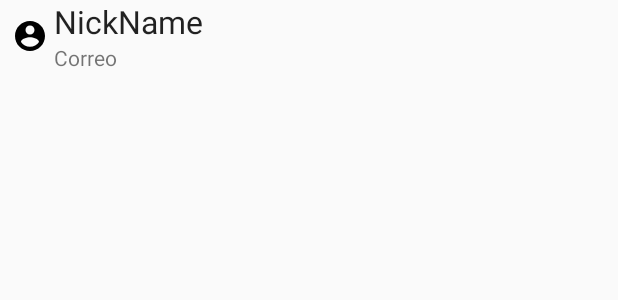
After one commit to thejudge1308/CanchApp, an Android app: the layout list_view_contact.xml on its own in the app's theme, with its tools: preview values and no code run, on a phone screen of 412 x 824 dp. The commit adds this screen. Shown: the top 300 px of the screen. Run offline under Robolectric (Android 15) with nearby library versions, the phone set to English and light mode, and no system bars.

Commit message:
Fixes
Agregado: Adaptador para contacto. Boton funcional del fragment layout.
Arreglado: Layout proncipal  de Home (Estructura), Pequeños errores de firebase

```diff
--- a/UsuarioCanchas/app/src/main/java/com/example/patin/usuariocanchas/Fragment/HomeFragment.java
+++ b/UsuarioCanchas/app/src/main/java/com/example/patin/usuariocanchas/Fragment/HomeFragment.java
@@ -23,6 +23,7 @@ public class HomeFragment extends Fragment {
     @Override
     public View onCreateView(LayoutInflater inflater, ViewGroup container,
                              Bundle savedInstanceState) {
+
         View rootView = inflater.inflate(R.layout.fragment_home, container,false);
 
 
--- a/UsuarioCanchas/app/src/main/java/com/example/patin/usuariocanchas/Segurity/Validation.java
+++ b/UsuarioCanchas/app/src/main/java/com/example/patin/usuariocanchas/Segurity/Validation.java
@@ -5,6 +5,11 @@ import java.util.regex.Pattern;
 
 public class Validation {
 
+    /**
+     *
+     * @param compare Email to compare using Regular expresion
+     * @return if email is acepted
+     */
     public static boolean isCorrectEmail(String compare){
         String regularExpresion = "(?:[a-z0-9!#$%&'*+/=?^_`{|}~-]+(?:\\.[a-z0-9!#$%&'*+/=?^_`{|}~-]+)*|\"(?:[\\x01-\\x08\\x0b\\x0c\\x0e-\\x1f\\x21\\x23-\\x5b\\x5d-\\x7f]|\\\\[\\x01-\\x09\\x0b\\x0c\\x0e-\\x7f])*\")@(?:(?:[a-z0-9](?:[a-z0-9-]*[a-z0-9])?\\.)+[a-z0-9](?:[a-z0-9-]*[a-z0-9])?|\\[(?:(?:25[0-5]|2[0-4][0-9]|[01]?[0-9][0-9]?)\\.){3}(?:25[0-5]|2[0-4][0-9]|[01]?[0-9][0-9]?|[a-z0-9-]*[a-z0-9]:(?:[\\x01-\\x08\\x0b\\x0c\\x0e-\\x1f\\x21-\\x5a\\x53-\\x7f]|\\\\[\\x01-\\x09\\x0b\\x0c\\x0e-\\x7f])+)\\])";
         Pattern emailPattern = Pattern.compile(regularExpresion);
--- /dev/null
+++ b/UsuarioCanchas/app/src/main/res/layout/list_view_contact.xml
@@ -0,0 +1,49 @@
+<?xml version="1.0" encoding="utf-8"?>
+<!--   Estructura del listview de contactFragment
+       Contiene: Contactos
+                 Equipo
+
+       Cambiar: Icono
+-->
+<RelativeLayout xmlns:android="http://schemas.android.com/apk/res/android"
+    xmlns:app="http://schemas.android.com/apk/res-auto"
+    android:layout_width="match_parent"
+    android:layout_height="match_parent">
+    <TextView
+        android:layout_width="wrap_content"
+        android:layout_height="wrap_content"
+        android:text="Correo"
+        android:id="@+id/email_list_view_contact_item"
+        android:layout_below="@+id/name_list_view_contact_item"
+        android:layout_toRightOf="@+id/img_list_view_contact_item"
+        android:layout_toEndOf="@+id/img_list_view_contact_item" />
+
+    <TextView
+        android:layout_width="wrap_content"
+        android:layout_height="wrap_content"
+        android:textAppearance="?android:attr/textAppearanceLarge"
+        android:text="NickName"
+        android:id="@+id/name_list_view_contact_item"
+        android:textSize="21sp"
+        android:layout_alignParentTop="true"
+        android:layout_toRightOf="@+id/img_list_view_contact_item"
+        android:layout_toEndOf="@+id/img_list_view_contact_item" />
+
+    <ImageView
+        android:layout_width="wrap_content"
+        android:layout_height="wrap_content"
+        android:layout_marginLeft="8dp"
+        android:layout_marginRight="4dp"
+        android:layout_marginBottom="2dp"
+        android:layout_marginTop="2dp"
+        android:id="@+id/img_list_view_contact_item"
+        android:cropToPadding="false"
+        app:srcCompat="@drawable/ic_account_circle"
+        android:layout_alignParentTop="true"
+        android:layout_alignParentStart="true"
+        android:layout_alignBottom="@+id/email_list_view_contact_item"
+        android:maxHeight="35dp"
+        android:maxWidth="74dp"
+        android:adjustViewBounds="true" />
+
+</RelativeLayout>
```
Also changed, not shown: UsuarioCanchas/app/src/main/java/com/example/patin/usuariocanchas/Activities/HomeActivity.java (+10 -0 lines), UsuarioCanchas/app/src/main/java/com/example/patin/usuariocanchas/Activities/LoginActivity.java (+28 -26 lines), UsuarioCanchas/app/src/main/java/com/example/patin/usuariocanchas/Adapter/AdapterContact.java (added, +63 -0 lines), UsuarioCanchas/app/src/main/java/com/example/patin/usuariocanchas/Fragment/ContactFragment.java (+30 -5 lines), UsuarioCanchas/app/src/main/java/com/example/patin/usuariocanchas/Item/ContactItem.java (added, +51 -0 lines), UsuarioCanchas/app/src/main/java/com/example/patin/usuariocanchas/Model/ContactNotification.java (added, +59 -0 lines), UsuarioCanchas/app/src/main/res/drawable/ic_power_settings_new_black_24dp.xml (added, +9 -0 lines), UsuarioCanchas/app/src/main/res/layout/content_home.xml (+13 -11 lines), UsuarioCanchas/app/src/main/res/layout/fragment_contact.xml (added, +87 -0 lines), UsuarioCanchas/app/src/main/res/menu/activity_home_drawer.xml (+6 -6 lines).
